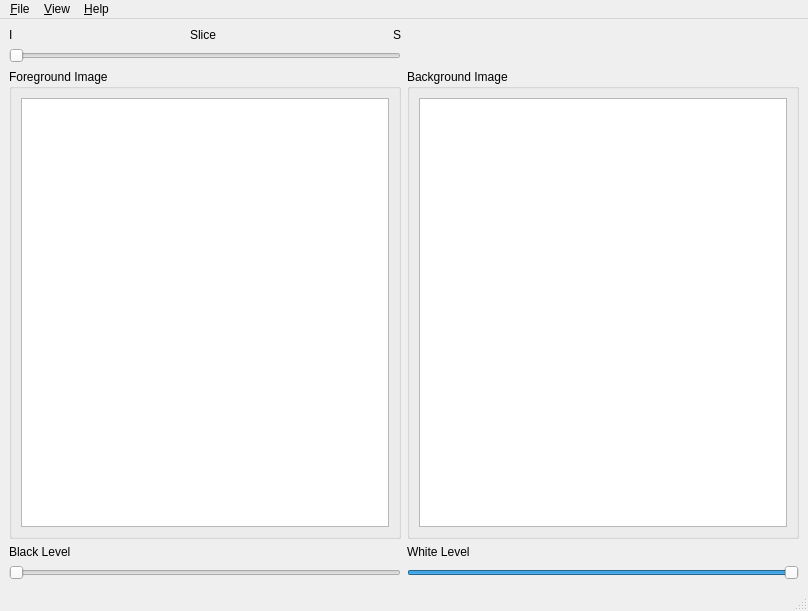
jefferis/cmtk, file core/gui/bsedit/bseditMainWindow.ui: the form before one commit.
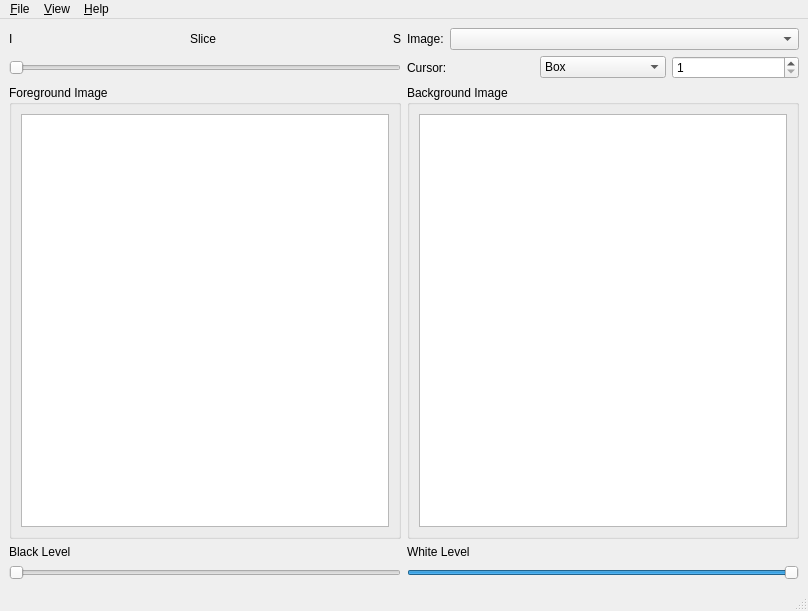
The form after the commit.

The edit to the form file:
```diff
--- a/core/gui/bsedit/bseditMainWindow.ui
+++ b/core/gui/bsedit/bseditMainWindow.ui
@@ -122,6 +122,62 @@
         </property>
        </widget>
       </item>
+      <item row="0" column="1">
+       <layout class="QHBoxLayout" name="horizontalLayout_3">
+        <item>
+         <widget class="QLabel" name="label_2">
+          <property name="text">
+           <string>Image:</string>
+          </property>
+         </widget>
+        </item>
+        <item>
+         <widget class="QComboBox" name="comboBox">
+          <property name="sizePolicy">
+           <sizepolicy hsizetype="Expanding" vsizetype="Fixed">
+            <horstretch>0</horstretch>
+            <verstretch>0</verstretch>
+           </sizepolicy>
+          </property>
+         </widget>
+        </item>
+       </layout>
+      </item>
+      <item row="1" column="1">
+       <layout class="QHBoxLayout" name="horizontalLayout_4">
+        <item>
+         <widget class="QLabel" name="label_3">
+          <property name="text">
+           <string>Cursor:</string>
+          </property>
+         </widget>
+        </item>
+        <item>
+         <widget class="QComboBox" name="comboBox_2">
+          <item>
+           <property name="text">
+            <string>Box</string>
+           </property>
+          </item>
+          <item>
+           <property name="text">
+            <string>Circle</string>
+           </property>
+          </item>
+         </widget>
+        </item>
+        <item>
+         <widget class="QSpinBox" name="spinBox">
+          <property name="minimum">
+           <number>1</number>
+          </property>
+          <property name="maximum">
+           <number>10</number>
+          </property>
+         </widget>
+        </item>
+       </layout>
+      </item>
      </layout>
     </item>
    </layout>
```
